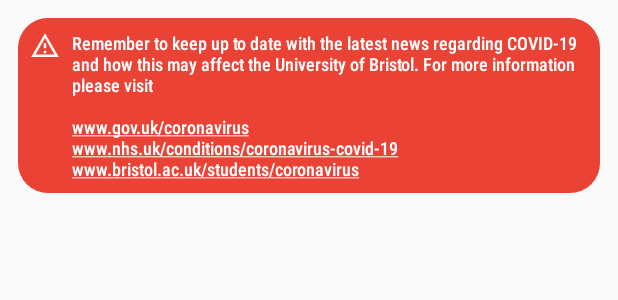
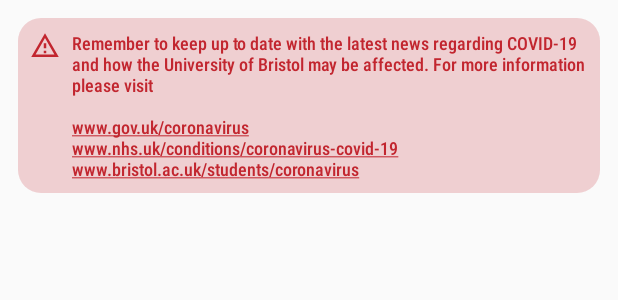
Before and after one commit to tomstark99/epigram, an Android app: the layout element_corona2.xml on its own in the app's theme, with its tools: preview values and no code run, on a phone screen of 412 x 824 dp. Shown: the top 300 px of the screen. Run offline under Robolectric (Android 15) with nearby library versions, the phone set to English and light mode, and no system bars; network calls fail.

Commit message:
late corona update
-toned down alert messages
-updated copyright information
-fixed text not being readable in about section when in light mode
-changed corner radius on placeholder to fit with alert messages
-changed alert message to have a nicer flow

```diff
--- a/app/src/main/res/drawable/ic_warning_amber_24px_outlined_red.xml
+++ b/app/src/main/res/drawable/ic_warning_amber_24px_outlined_red.xml
@@ -3,7 +3,7 @@
     android:height="24dp"
     android:viewportWidth="24"
     android:viewportHeight="24"
-    android:tint="@color/google_red">
+    android:tint="@color/red_to_white">
   <path
       android:pathData="M1,21.5L12,2.5L23,21.5H1ZM19.53,19.5L12,6.49L4.47,19.5H19.53ZM11,16.5V18.5H13V16.5H11ZM11,10.5H13V14.5H11V10.5Z"
       android:fillColor="#FF000000"
--- a/app/src/main/res/drawable/placeholder_background.xml
+++ b/app/src/main/res/drawable/placeholder_background.xml
@@ -1,5 +1,5 @@
 <?xml version="1.0" encoding="utf-8"?>
 <shape xmlns:android="http://schemas.android.com/apk/res/android">
     <solid android:color="@color/placeholder_background"/>
-    <corners android:radius="16dp"/>
+    <corners android:radius="15dp"/>
 </shape>
--- a/app/src/main/res/drawable/tab_c_background.xml
+++ b/app/src/main/res/drawable/tab_c_background.xml
@@ -1,5 +1,7 @@
 <?xml version="1.0" encoding="utf-8"?>
 <shape xmlns:android="http://schemas.android.com/apk/res/android">
-    <solid android:color="@color/google_red"/>
-    <corners android:radius="20dp"/>
+    <solid
+        android:color="@color/colorAccent20"/>
+<!--        android:width="3dp"/>-->
+    <corners android:radius="15dp"/>
 </shape>
--- a/app/src/main/res/layout/activity_about.xml
+++ b/app/src/main/res/layout/activity_about.xml
@@ -99,7 +99,6 @@
                         android:textSize="20dp"/>
                 </LinearLayout>
                 <TextView android:layout_width="match_parent" android:layout_height="wrap_content"
-                    android:fontFamily="sans-serif-condensed-light"
                     android:textSize="16dp"
                     android:text="@string/app_about_general"/>
                 <LinearLayout
@@ -130,7 +129,6 @@
                         android:textSize="20dp"/>
                 </LinearLayout>
                 <TextView android:layout_width="match_parent" android:layout_height="wrap_content"
-                    android:fontFamily="sans-serif-condensed-light"
                     android:textSize="16dp"
                     android:paddingBottom="@dimen/medium_padding"
                     android:text="@string/app_about_history"/>
@@ -162,7 +160,6 @@
                         android:textSize="20dp"/>
                 </LinearLayout>
                 <TextView android:layout_width="match_parent" android:layout_height="wrap_content"
-                    android:fontFamily="sans-serif-condensed-light"
                     android:textSize="16dp"
                     android:paddingBottom="@dimen/medium_padding"
                     android:text="@string/app_about_redactions"/>
--- a/app/src/main/res/layout/element_corona.xml
+++ b/app/src/main/res/layout/element_corona.xml
@@ -13,7 +13,7 @@
         android:textAlignment="center"
         android:textSize="27sp"
         android:textStyle="bold"
-        android:textColor="@color/white_nochange"
+        android:textColor="@color/red_to_white"
         android:padding="2dp"
         android:background="@drawable/tab_c_background"/>
 <!--        android:scrollbars="vertical"-->
--- a/app/src/main/res/layout/element_corona2.xml
+++ b/app/src/main/res/layout/element_corona2.xml
@@ -17,13 +17,13 @@
         <ImageView
             android:layout_width="20dp"
             android:layout_height="20dp"
-            android:src="@drawable/ic_warning_amber_24px_outlined"/>
+            android:src="@drawable/ic_warning_amber_24px_outlined_red"/>
         <TextView
             android:layout_width="wrap_content"
             android:layout_height="wrap_content"
             android:layout_gravity="center_vertical"
             android:paddingStart="@dimen/tiny_padding"
-            android:textColor="@color/white_nochange"
+            android:textColor="@color/red_to_white"
             android:textSize="12sp"
             android:autoLink="web"
             android:theme="@style/corona_info"
--- a/app/src/main/res/values-night/colors.xml
+++ b/app/src/main/res/values-night/colors.xml
@@ -4,6 +4,7 @@
     <color name="black">#e1e1e1</color>
     <color name="white">@color/dark_3</color>
     <color name="button_tint">#80ffffff</color>
+    <color name="colorAccent20">#339b9b9b</color>
 
     <color name="progress_background">#353535</color>
     <color name="red_to_white">#e1e1e1</color>
--- a/app/src/main/res/values/colors.xml
+++ b/app/src/main/res/values/colors.xml
@@ -1,5 +1,6 @@
 <?xml version="1.0" encoding="utf-8"?>
 <resources>
+    <color name="default_black">#737373</color>
     <color name="white">#ffffff</color>
     <color name="white_nochange">#ffffff</color>
     <color name="whitehint">#88ffffff</color>
@@ -8,6 +9,7 @@
     <color name="colorPrimary">#fafafa</color>
     <color name="colorPrimaryDark">#fafafa</color>
     <color name="colorAccent">#c2262f</color>
+    <color name="colorAccent20">#33c2262f</color>
     <color name="colorAccentHint">#88c2262f</color>
 <!--    <color name="placeholder_background">#e6e6e6</color>-->
     <color name="placeholder_background">@color/placeholder_background_night</color>
--- a/app/src/main/res/values/strings.xml
+++ b/app/src/main/res/values/strings.xml
@@ -12,7 +12,7 @@
     <!--<string name="tab_text_5">SCIENCE</string>-->
     <!--<string name="tab_text_6">WELLBEING</string>-->
     <!--<string name="tab_text_7">LIFESTYLE</string>-->
-    <string name="tab_text_6">ENTERTAINMENT</string>
+    <string name="tab_text_6">CULTURE</string>
     <string name="tab_text_7">SPORT</string>
     <!--<string name="tab_text_10">INTRAMURAL</string>-->
 
@@ -48,7 +48,7 @@
     <string name="menu_opinion">OPINION</string>
     <string name="menu_science">SCIENCE</string>
     <string name="menu_lifestyle">LIFESTYLE</string>
-    <string name="menu_entertainment">ENTERTAINMENT</string>
+    <string name="menu_entertainment">CULTURE</string>
     <string name="menu_film_tv">FILM &amp; TV</string>
     <string name="menu_arts">ARTS</string>
     <string name="menu_music">MUSIC</string>
@@ -96,12 +96,12 @@
     <string name="welcome_text_3">Show this screen to your waiter when you pay to receive 25% off your food bill.</string>
     <string name="welcome_terms">Terms and conditions apply. Valid from Sunday to Wednesday until 15 March. Cannot be used in conjunction with any other offer.</string>
     <string name="build">%s [%s] %s</string>
-    <string name="copyright_text">Copyright © 2019 epigram</string>
+    <string name="copyright_text">Copyright © 2020 epigram</string>
 
     <string name="light">Light</string>
     <string name="dark">Dark</string>
     <string name="follow_device">Follow device theme</string>
     <string name="latest_corona">LATEST: COVID-19</string>
-    <string name="corona_warn">Remember to keep up to date with the latest news regarding COVID-19 and how this may affect the University of Bristol. For more information please visit\n\nwww.gov.uk/coronavirus\nwww.nhs.uk/conditions/coronavirus-covid-19\nwww.bristol.ac.uk/students/coronavirus</string>
+    <string name="corona_warn">Remember to keep up to date with the latest news regarding COVID-19 and how the University of Bristol may be affected. For more information please visit\n\nwww.gov.uk/coronavirus\nwww.nhs.uk/conditions/coronavirus-covid-19\nwww.bristol.ac.uk/students/coronavirus</string>
 
 </resources>
--- a/app/src/main/res/values/styles.xml
+++ b/app/src/main/res/values/styles.xml
@@ -42,7 +42,7 @@
     </style>
 
     <style name="corona_info">
-        <item name="colorAccent">@color/white_nochange</item>
+        <item name="colorAccent">@color/red_to_white</item>
     </style>
 
     <style name="AppTheme.AppBarOverlay" parent="ThemeOverlay.AppCompat.Dark.ActionBar"/>
```
